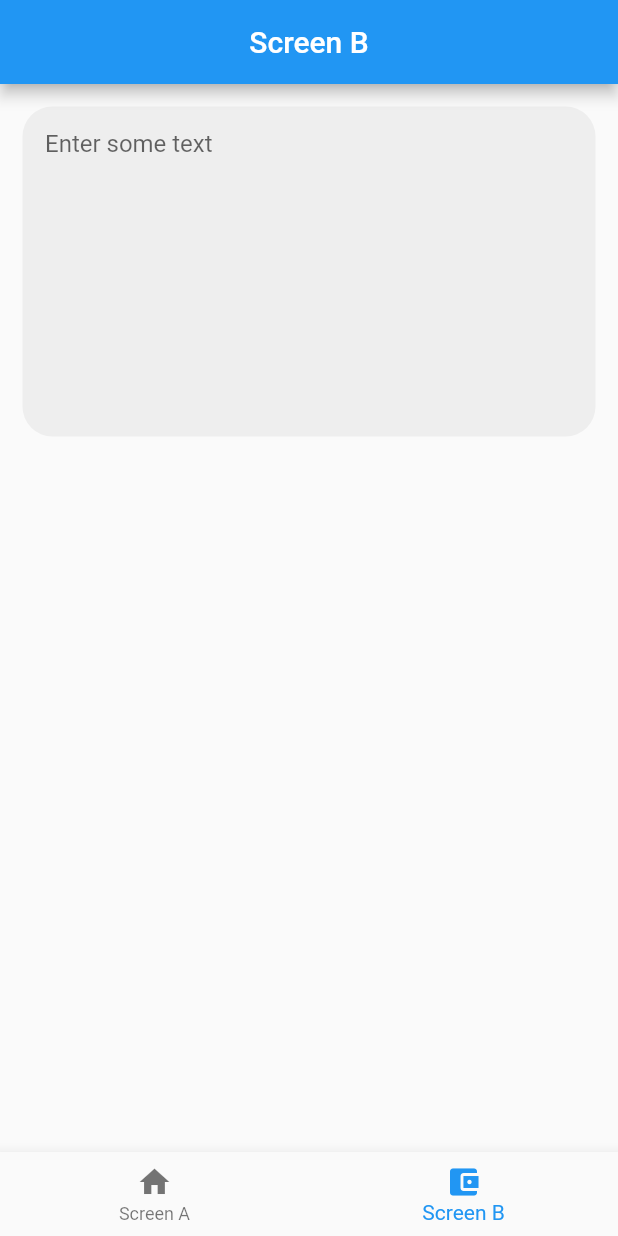
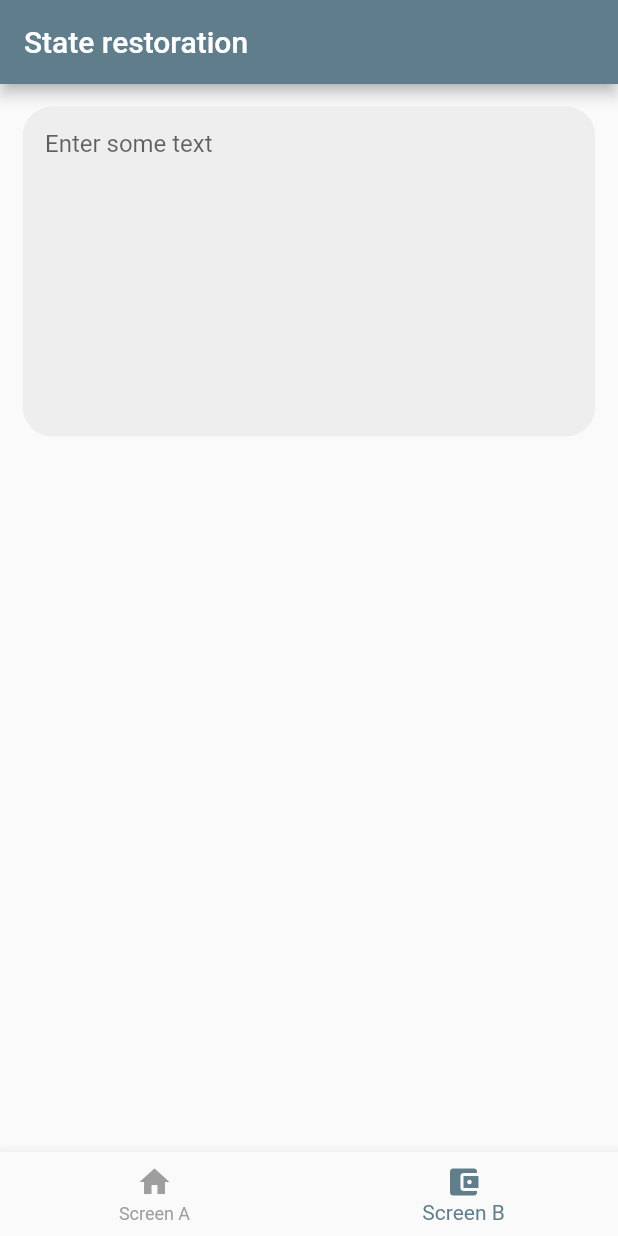
Before and after one commit to cp-sneha-s/state-restoration, a Flutter app: the screen it shows after launch, item 2 of the bottom bar chosen, on a phone screen of 412 x 824 dp. Run offline on Flutter 3.47's test engine with Material 2 defaults, Android fonts, the phone set to English and light mode, and no system bars.

Commit message:
state-restoration with restoration-mixin

```diff
--- a/lib/main.dart
+++ b/lib/main.dart
@@ -3,7 +3,8 @@ import 'package:state_restoration/screen_a.dart';
 import 'package:state_restoration/screen_b.dart';
 
 void main() {
-  runApp(const HomePage());
+  runApp(const MaterialApp(
+      restorationScopeId: 'state-restoration', home: HomePage()));
 }
 
 class HomePage extends StatefulWidget {
@@ -13,18 +14,28 @@ class HomePage extends StatefulWidget {
   State<HomePage> createState() => _HomePageState();
 }
 
-class _HomePageState extends State<HomePage> {
+class _HomePageState extends State<HomePage> with RestorationMixin {
   final list = [const ScreenA(), const ScreenB()];
-  int _selectedIndex = 0;
+  final RestorableInt _selectedIndex = RestorableInt(0);
+
+  @override
+  void dispose() {
+    _selectedIndex.dispose();
+    super.dispose();
+  }
+
   @override
   Widget build(BuildContext context) {
-    return MaterialApp(
-      title: 'State Restoration',
-      restorationScopeId: 'state-restoration',
-      home: Scaffold(
-        body: list[_selectedIndex],
+    return Scaffold(
+      appBar: AppBar(
+        title: const Text('State restoration'),
+        backgroundColor: Colors.blueGrey,
+      ),
+      body: list[_selectedIndex.value],
       bottomNavigationBar: BottomNavigationBar(
-          currentIndex: _selectedIndex,
+        selectedItemColor: Colors.blueGrey,
+        unselectedItemColor: Colors.grey[500],
+        currentIndex: _selectedIndex.value,
         onTap: onTap,
         items: const [
           BottomNavigationBarItem(icon: Icon(Icons.home), label: 'Screen A'),
@@ -32,15 +43,23 @@ class _HomePageState extends State<HomePage> {
               icon: Icon(Icons.account_balance_wallet), label: 'Screen B')
         ],
       ),
-      ),
     );
   }
 
   void onTap(int index) {
-    if (_selectedIndex != index) {
+    if (_selectedIndex.value != index) {
       setState(() {
-        _selectedIndex = index;
+        _selectedIndex.value = index;
       });
     }
   }
+
+  @override
+  // TODO: implement restorationId
+  String? get restorationId => 'bottom-state';
+
+  @override
+  void restoreState(RestorationBucket? oldBucket, bool initialRestore) {
+    registerForRestoration(_selectedIndex, 'main');
   }
+}
--- a/lib/screen_a.dart
+++ b/lib/screen_a.dart
@@ -7,7 +7,7 @@ class ScreenA extends StatefulWidget {
   State<ScreenA> createState() => _ScreenAState();
 }
 
-class _ScreenAState extends State<ScreenA> with RestorationMixin {
+class _ScreenAState extends State<ScreenA> with RestorationMixin<ScreenA> {
   final ScrollController _scrollController = ScrollController();
   final RestorableDouble _scrollOffset = RestorableDouble(0);
   @override
@@ -17,10 +17,12 @@ class _ScreenAState extends State<ScreenA> with RestorationMixin {
   @override
   void restoreState(RestorationBucket? oldBucket, bool initialRestore) {
     registerForRestoration(_scrollOffset, 'Scroll-position');
+    print(_scrollOffset.value);
   }
 
   @override
   void initState() {
+    print('init state is called');
     super.initState();
     _scrollController.addListener(() {
       _scrollOffset.value = _scrollController.offset;
@@ -39,12 +41,7 @@ class _ScreenAState extends State<ScreenA> with RestorationMixin {
 
   @override
   Widget build(BuildContext context) {
-    return Scaffold(
-      appBar: AppBar(
-        centerTitle: true,
-        title: const Text('Screen A'),
-      ),
-      body: Padding(
+    return Padding(
       padding: const EdgeInsets.all(15),
       child: ListView.separated(
           controller: _scrollController,
@@ -60,7 +57,6 @@ class _ScreenAState extends State<ScreenA> with RestorationMixin {
             );
           },
           itemCount: 100),
-      ),
     );
   }
 }
--- a/lib/screen_b.dart
+++ b/lib/screen_b.dart
@@ -24,12 +24,7 @@ class _ScreenBState extends State<ScreenB> with RestorationMixin {
 
   @override
   Widget build(BuildContext context) {
-    return Scaffold(
-      appBar: AppBar(
-        centerTitle: true,
-        title: const Text('Screen B'),
-      ),
-      body: Padding(
+    return Padding(
       padding: const EdgeInsets.all(15.0),
       child: Column(
         crossAxisAlignment: CrossAxisAlignment.start,
@@ -54,7 +49,6 @@ class _ScreenBState extends State<ScreenB> with RestorationMixin {
           ),
         ],
       ),
-      ),
     );
   }
 
```
Lines whose indentation alone changed are shown as unchanged.
